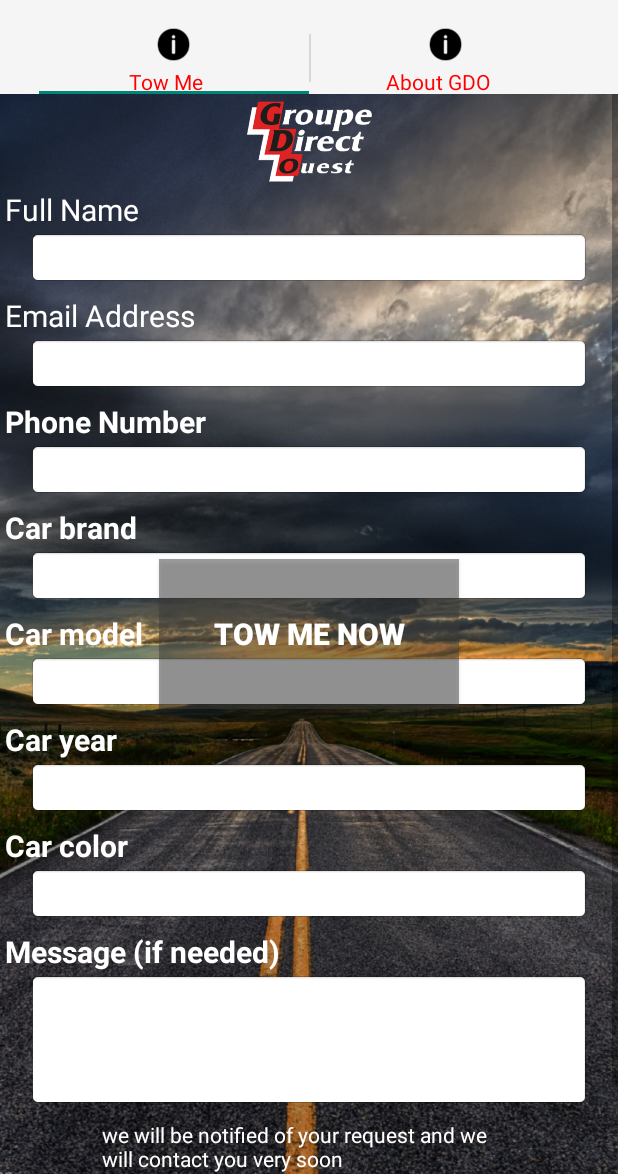
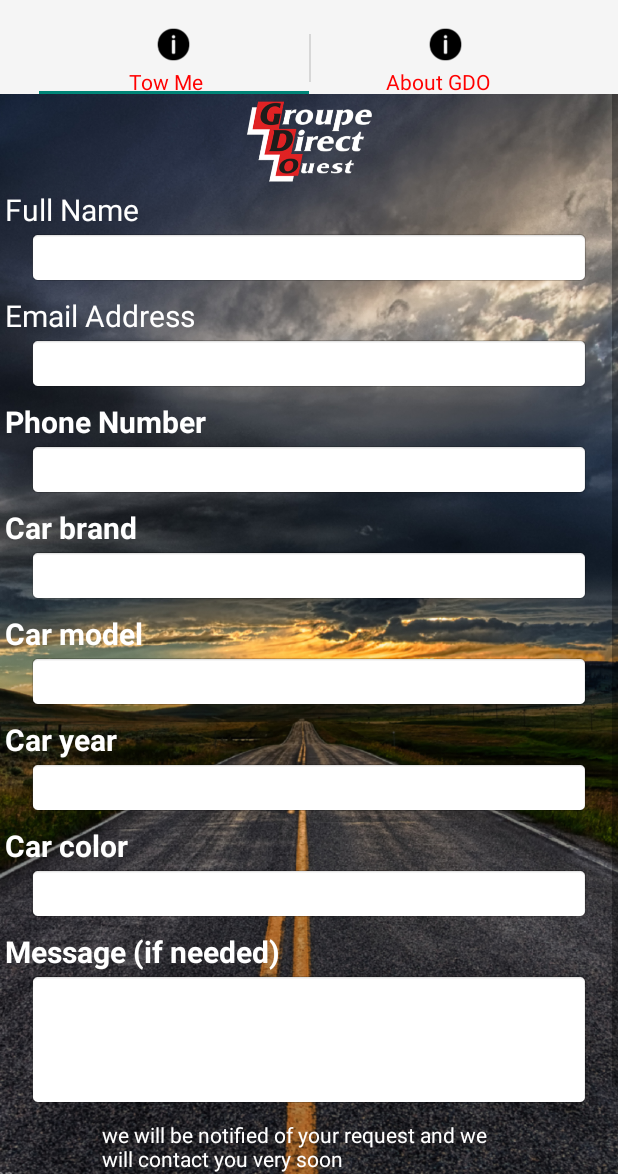
Before and after one commit to byteShaft/truck-project, an Android app: the screen it shows after launch (MainActivity), after a tap on "TOW ME NOW", on a phone screen of 412 x 824 dp, the part 62-1236 px from its top. Run offline under Robolectric (Android 15) with nearby library versions, the phone set to English and light mode, and no system bars.

Commit message:
fix button issue with lolipop.

```diff
--- a/app/src/main/java/com/byteshaft/groupedirectouest/fragments/FormFragment.java
+++ b/app/src/main/java/com/byteshaft/groupedirectouest/fragments/FormFragment.java
@@ -12,10 +12,12 @@ import com.byteshaft.groupedirectouest.R;
 public class FormFragment extends Fragment {
 
     private View mBaseView;
+    public static boolean formLayoutShown = false;
 
 
     @Override
     public View onCreateView(LayoutInflater inflater, ViewGroup container, Bundle savedInstanceState) {
+        formLayoutShown = true;
         mBaseView = inflater.inflate(R.layout.formlayout, container, false);
         return mBaseView;
     }
--- a/app/src/main/java/com/byteshaft/groupedirectouest/fragments/MainTab.java
+++ b/app/src/main/java/com/byteshaft/groupedirectouest/fragments/MainTab.java
@@ -15,10 +15,9 @@ import com.byteshaft.groupedirectouest.R;
 
 public class MainTab extends Fragment implements View.OnClickListener {
 
-    public static final String ARG_OBJECT = "Miantab";
     private View mBaseView;
     private RelativeLayout mRelativeLayout;
-    private Button mButton;
+    public static Button mButton;
 
     @Override
     public View onCreateView(LayoutInflater inflater,
@@ -43,6 +42,7 @@ public class MainTab extends Fragment implements View.OnClickListener {
                 transaction.replace(getView().getId(), newFragment);
                 transaction.addToBackStack(null);
                 transaction.commit();
+                mButton.setVisibility(View.INVISIBLE);
                 break;
         }
 
```
Also changed, not shown: app/src/main/java/com/byteshaft/groupedirectouest/MainActivity.java (+11 -0 lines), 1 other file.
